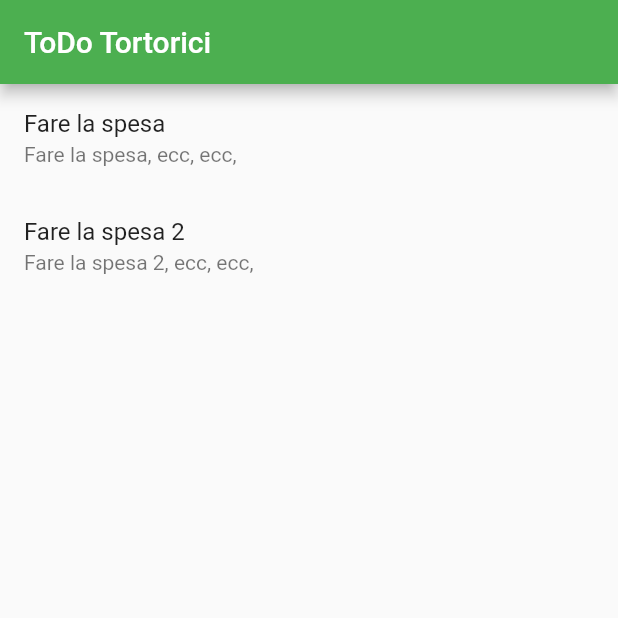
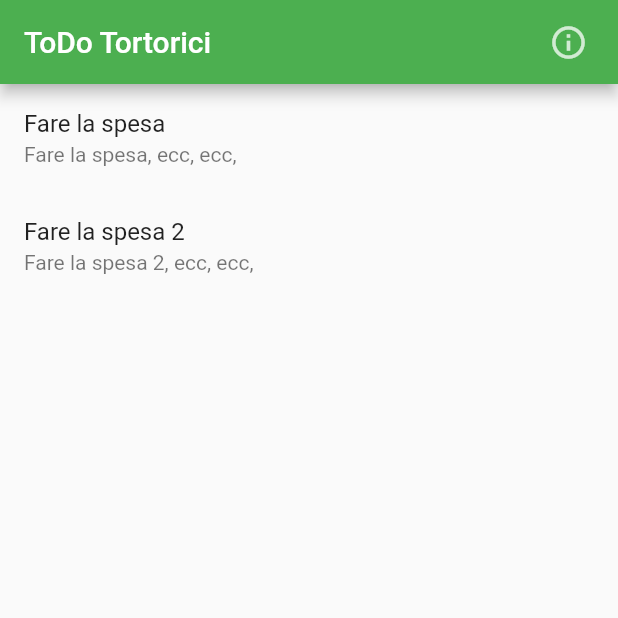
Before and after one commit to NicoTortorici/todo, a Flutter app: the screen it shows after launch, on a phone screen of 412 x 824 dp, the top half of it. Run offline on Flutter 3.47's test engine with Material 2 defaults, Android fonts, the phone set to English and light mode, and no system bars.

```diff
--- a/lib/main.dart
+++ b/lib/main.dart
@@ -1,6 +1,7 @@
 // Tortorici Nico, 5CIA, 18/02/2022
 
 import 'package:flutter/material.dart';
+import 'package:todo/pages/info_page.dart';
 import 'package:todo/pages/new_page.dart';
 
 import 'models/TodoItem.dart';
@@ -67,6 +68,22 @@ class _MyHomePageState extends State<MyHomePage> {
     return Scaffold(
       appBar: AppBar(
         title: Text(widget.title),
+        actions: <Widget>[
+          Padding(
+            padding: const EdgeInsets.only(right: 20.0),
+            child: GestureDetector(
+              onTap: () {
+                Navigator.of(context).push(MaterialPageRoute(builder: (context) => const InfoPage()));
+              },
+              child: Icon(
+                Icons.info_outline,
+                color: Colors.white.withOpacity(0.75),
+                size: 26.0,
+              ),
+            ),
+          ),
+        ],
+
       ),
       body: Center(
         child: ListView.builder(
```
Also changed, not shown: lib/pages/info_page.dart (added, +15 -0 lines).
